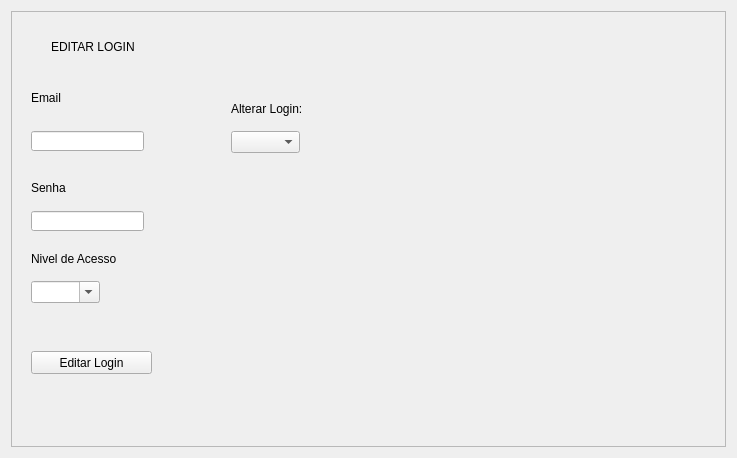
Senac-SOR-ADS/Mapa-de-Sala, file App/view/ui/editarLogin.ui: the form before one commit.
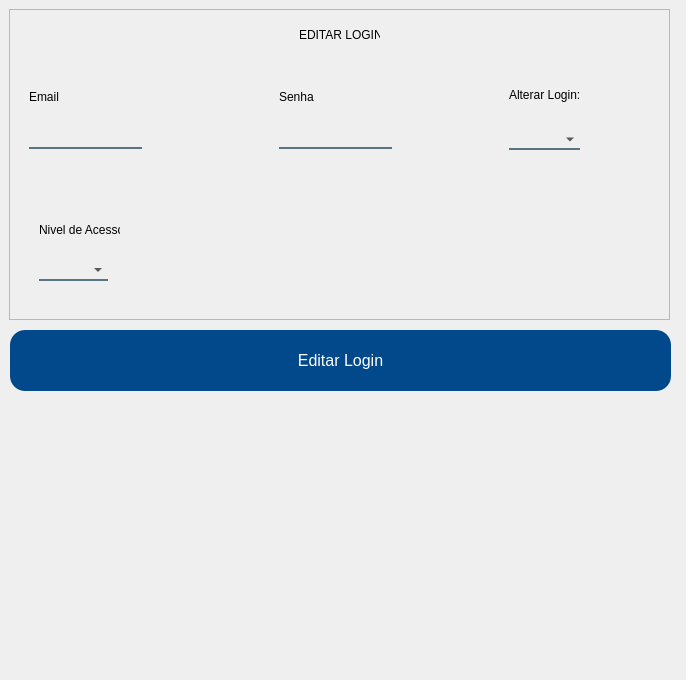
The form after the commit.

```diff
--- a/App/view/ui/editarLogin.ui
+++ b/App/view/ui/editarLogin.ui
@@ -6,16 +6,46 @@
    <rect>
     <x>0</x>
     <y>0</y>
-    <width>737</width>
-    <height>458</height>
+    <width>686</width>
+    <height>680</height>
    </rect>
   </property>
   <property name="windowTitle">
    <string>Form</string>
   </property>
-  <layout class="QHBoxLayout" name="horizontalLayout">
-   <item>
+  <property name="styleSheet">
+   <string notr="true">QLineEdit, QComboBox {
+	background-color:rgba(0,0,0,0);
+	border:2px solid rgba(0,0,0,0);
+	border-bottom-color:rgba(46,82,101,200);
+	color:rgb(0,0,0);
+	padding-bottom:7px;
+}
+ 
+#btnEditarLogin {
+	background-color: #01498a;
+	color: #FFF;
+border: none;
+border-radius: 15px;
+}
+ 
+#btnEditarLogin:hover {
+	background-color: #f6921e;
+}
+ 
+#respostas {
+	color: red;
+}</string>
+  </property>
     <widget class="QFrame" name="frame_2">
+   <property name="geometry">
+    <rect>
+     <x>9</x>
+     <y>9</y>
+     <width>661</width>
+     <height>311</height>
+    </rect>
+   </property>
      <property name="frameShape">
       <enum>QFrame::StyledPanel</enum>
      </property>
@@ -35,8 +65,8 @@
      <widget class="QLineEdit" name="senha">
       <property name="geometry">
        <rect>
-        <x>20</x>
-        <y>200</y>
+      <x>270</x>
+      <y>120</y>
         <width>113</width>
         <height>20</height>
        </rect>
@@ -45,8 +75,8 @@
      <widget class="QComboBox" name="nivelAcesso">
       <property name="geometry">
        <rect>
-        <x>20</x>
-        <y>270</y>
+      <x>30</x>
+      <y>250</y>
         <width>69</width>
         <height>22</height>
        </rect>
@@ -60,8 +90,8 @@
        <rect>
         <x>20</x>
         <y>80</y>
-        <width>47</width>
-        <height>13</height>
+      <width>41</width>
+      <height>16</height>
        </rect>
       </property>
       <property name="text">
@@ -71,10 +101,10 @@
      <widget class="QLabel" name="label_2">
       <property name="geometry">
        <rect>
-        <x>20</x>
-        <y>170</y>
-        <width>47</width>
-        <height>13</height>
+      <x>270</x>
+      <y>80</y>
+      <width>41</width>
+      <height>16</height>
        </rect>
       </property>
       <property name="text">
@@ -84,35 +114,22 @@
      <widget class="QLabel" name="label_3">
       <property name="geometry">
        <rect>
-        <x>20</x>
-        <y>240</y>
-        <width>91</width>
-        <height>16</height>
+      <x>30</x>
+      <y>210</y>
+      <width>81</width>
+      <height>21</height>
        </rect>
       </property>
       <property name="text">
        <string>Nivel de Acesso</string>
       </property>
      </widget>
-     <widget class="QPushButton" name="btnEditarLogin">
-      <property name="geometry">
-       <rect>
-        <x>20</x>
-        <y>340</y>
-        <width>121</width>
-        <height>23</height>
-       </rect>
-      </property>
-      <property name="text">
-       <string>Editar Login</string>
-      </property>
-     </widget>
      <widget class="QLabel" name="label_4">
       <property name="geometry">
        <rect>
-        <x>40</x>
-        <y>20</y>
-        <width>121</width>
+      <x>290</x>
+      <y>10</y>
+      <width>81</width>
         <height>31</height>
        </rect>
       </property>
@@ -123,18 +140,21 @@
      <widget class="QComboBox" name="alterarLogin">
       <property name="geometry">
        <rect>
-        <x>220</x>
+      <x>500</x>
         <y>120</y>
-        <width>69</width>
-        <height>22</height>
-       </rect>
-      </property>
+      <width>71</width>
+      <height>21</height>
+     </rect>
+    </property>
+    <property name="cursor">
+     <cursorShape>PointingHandCursor</cursorShape>
+    </property>
      </widget>
      <widget class="QLabel" name="label_5">
       <property name="geometry">
        <rect>
-        <x>220</x>
-        <y>90</y>
+      <x>500</x>
+      <y>78</y>
         <width>71</width>
         <height>16</height>
        </rect>
@@ -144,9 +164,35 @@
       </property>
      </widget>
     </widget>
-   </item>
-  </layout>
- </widget>
+  <widget class="QPushButton" name="btnEditarLogin">
+   <property name="geometry">
+    <rect>
+     <x>10</x>
+     <y>330</y>
+     <width>661</width>
+     <height>61</height>
+    </rect>
+   </property>
+   <property name="font">
+    <font>
+     <pointsize>12</pointsize>
+    </font>
+   </property>
+   <property name="cursor">
+    <cursorShape>PointingHandCursor</cursorShape>
+   </property>
+   <property name="text">
+    <string>Editar Login</string>
+   </property>
+  </widget>
+ </widget>
+ <tabstops>
+  <tabstop>email</tabstop>
+  <tabstop>senha</tabstop>
+  <tabstop>alterarLogin</tabstop>
+  <tabstop>nivelAcesso</tabstop>
+  <tabstop>btnEditarLogin</tabstop>
+ </tabstops>
  <resources/>
  <connections/>
 </ui>
```
Left out of the diff: 3 changed lines with no effect on the pictures. Lines whose indentation alone changed are shown as unchanged.
